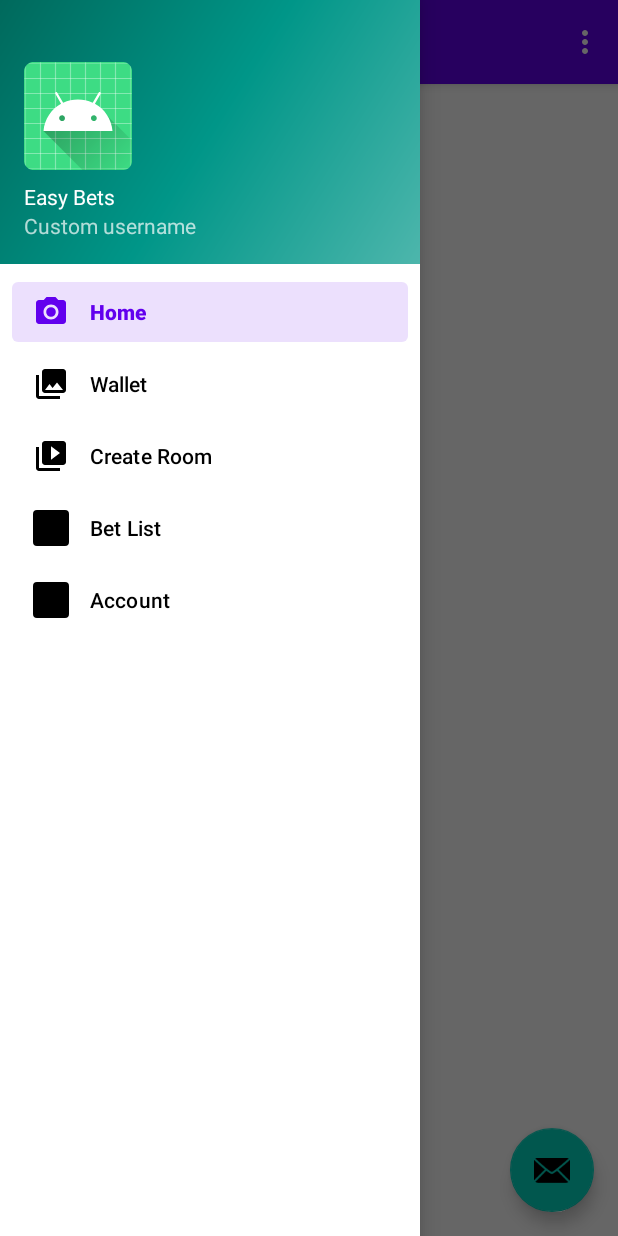
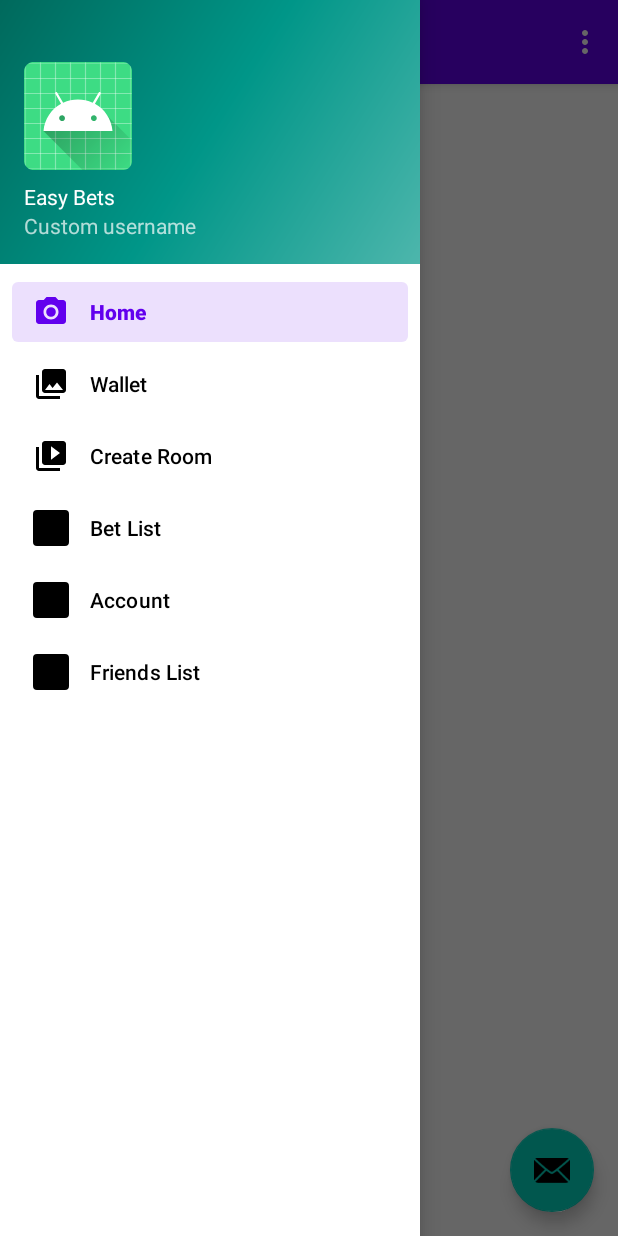
Before and after one commit to csmith845/EzBet, an Android app: the screen it shows after launch once a user with an empty profile is signed in (MainActivity), with the side drawer open, on a phone screen of 412 x 824 dp. Run offline under Robolectric (Android 15) with nearby library versions, the phone set to English and light mode, and no system bars; our stand-ins replace Firebase (no records; nobody signed in at launch, a user with empty details on screens opened directly), navigation-ui.

Commit message:
can search through database to find valid email (friendslist)

```diff
--- a/app/src/main/AndroidManifest.xml
+++ b/app/src/main/AndroidManifest.xml
@@ -9,7 +9,7 @@
         android:roundIcon="@mipmap/ic_launcher_round"
         android:supportsRtl="true"
         android:theme="@style/Theme.EasyBet">
-        <activity android:name=".Account"/>
+
         <activity android:name=".SignIn"/>
         <activity
             android:name=".Bet"
--- a/app/src/main/java/com/cooper/android/easybet/MainActivity.kt
+++ b/app/src/main/java/com/cooper/android/easybet/MainActivity.kt
@@ -99,7 +99,7 @@ class MainActivity : AppCompatActivity() {
             // menu should be considered as top level destinations.
             appBarConfiguration = AppBarConfiguration(
                 setOf(
-                    R.id.nav_home, R.id.nav_wallet, R.id.nav_room, R.id.bet_list
+                    R.id.nav_home, R.id.nav_wallet, R.id.nav_room, R.id.bet_list, R.id.account, R.id.friend_list
                 ), drawerLayout
             )
             setupActionBarWithNavController(navController, appBarConfiguration)
--- a/app/src/main/java/com/cooper/android/easybet/ui/home/HomeFragment.kt
+++ b/app/src/main/java/com/cooper/android/easybet/ui/home/HomeFragment.kt
@@ -13,8 +13,10 @@ import androidx.fragment.app.Fragment
 import androidx.lifecycle.ViewModelProvider
 import com.cooper.android.easybet.Bet
 import com.cooper.android.easybet.MainActivity
+import com.cooper.android.easybet.R
 import com.cooper.android.easybet.Wallet
 import com.cooper.android.easybet.databinding.FragmentHomeBinding
+import org.w3c.dom.Text
 
 
 class HomeFragment : Fragment() {
@@ -24,10 +26,7 @@ class HomeFragment : Fragment() {
     // This property is only valid between onCreateView and
     // onDestroyView.
     private val binding get() = _binding!!
-    private lateinit var pub1: Button
-    private lateinit var pub2: Button
-    private lateinit var pub3: Button
-    private lateinit var pub4: Button
+    private lateinit var username: TextView
 
 
     override fun onCreateView(
@@ -37,10 +36,11 @@ class HomeFragment : Fragment() {
     ): View {
 
 
-
         _binding = FragmentHomeBinding.inflate(inflater, container, false)
         val root: View = binding.root
-
+        val nav = inflater.inflate(R.layout.nav_header_main, container, false)
+        username = nav.findViewById(R.id.username_text)
+        username.setText("test")
         return root
 
 
--- a/app/src/main/java/com/cooper/android/easybet/ui/slideshow/SlideshowFragment.kt
+++ b/app/src/main/java/com/cooper/android/easybet/ui/slideshow/SlideshowFragment.kt
@@ -54,6 +54,7 @@ class SlideshowFragment : Fragment() {
                 database.child("Room").child(id.toString()).child("title").setValue(conditionString)
                 database.child("Room").child(id.toString()).child("pot").setValue(potString)
                 database.child("Room").child(id.toString()).child("UserID").setValue(userID)
+                database.child("users").child(userID).child("rooms").child(id.toString()).setValue(id.toString())
 
                 BetList.newBet(id, conditionString, potInt)
         }
--- a/app/src/main/res/layout/nav_header_main.xml
+++ b/app/src/main/res/layout/nav_header_main.xml
@@ -28,7 +28,7 @@
         android:textAppearance="@style/TextAppearance.AppCompat.Body1" />
 
     <TextView
-        android:id="@+id/textView"
+        android:id="@+id/username_text"
         android:layout_width="wrap_content"
         android:layout_height="wrap_content"
         android:text="@string/nav_header_subtitle" />
--- a/app/src/main/res/menu/activity_main_drawer.xml
+++ b/app/src/main/res/menu/activity_main_drawer.xml
@@ -23,6 +23,10 @@
         <item
             android:id="@+id/account"
             android:icon="@drawable/rectangle"
-            android:title= "Account"/>
+            android:title= "@string/account"/>
+        <item
+            android:id="@+id/friend_list"
+            android:icon="@drawable/rectangle"
+            android:title= "@string/friends_list"/>
     </group>
 </menu>
--- a/app/src/main/res/values/strings.xml
+++ b/app/src/main/res/values/strings.xml
@@ -24,4 +24,8 @@
     <string name ="condition">Enter winning condition</string>
     <string name="bet_list">Bet List</string>
     <string name="email">Email</string>
+    <string name="add_friend">Add Friend</string>
+    <string name="account">Account</string>
+    <string name="friends_list">Friends List</string>
+    <string name="enter_email_address">Enter email address</string>
 </resources>
```
Also changed, not shown: app/src/main/java/com/cooper/android/easybet/Account.kt (+24 -11 lines), app/src/main/java/com/cooper/android/easybet/FriendsList.kt (added, +73 -0 lines), app/src/main/java/com/cooper/android/easybet/SignIn.kt (+5 -3 lines), app/src/main/res/layout/friends_list.xml (+29 -1 lines), app/src/main/res/navigation/mobile_navigation.xml (+6 -1 lines).
